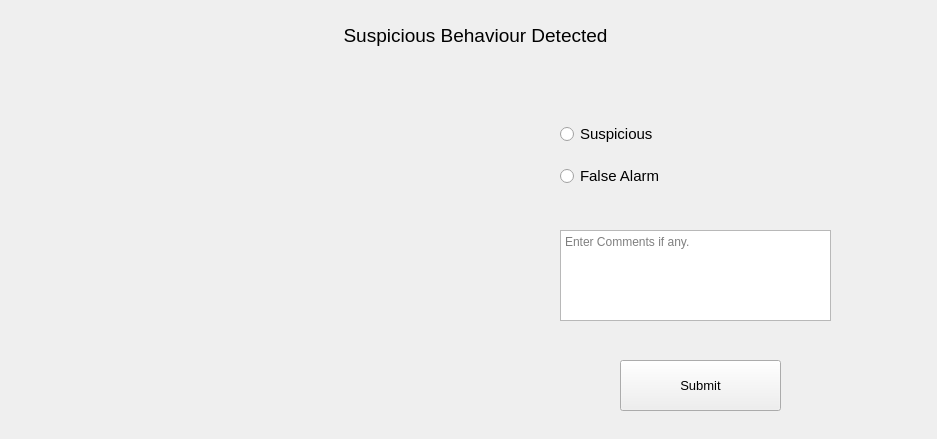
Qt form FrontEnd/Ui Files/Alert_Window.ui (Pramodsheoran599/IRIS) before a commit.
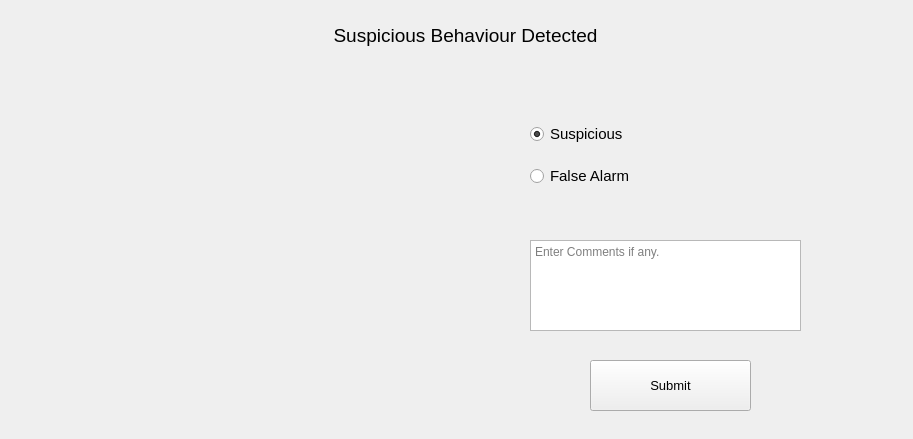
The same form after that commit. Icons and pictures are not drawn.

Commit message: 1) Implemented Alert Class 2) Implemented generate_alert function 3) Cleaned up COde

The edit to the form file:
```diff
--- a/FrontEnd/Ui Files/Alert_Window.ui
+++ b/FrontEnd/Ui Files/Alert_Window.ui
@@ -6,7 +6,7 @@
    <rect>
     <x>0</x>
     <y>0</y>
-    <width>937</width>
+    <width>913</width>
     <height>439</height>
    </rect>
   </property>
@@ -21,7 +21,7 @@
    <widget class="QLabel" name="Heading_Label">
     <property name="geometry">
      <rect>
-      <x>300</x>
+      <x>290</x>
       <y>10</y>
       <width>351</width>
       <height>51</height>
@@ -45,7 +45,7 @@
      <rect>
       <x>40</x>
       <y>80</y>
-      <width>481</width>
+      <width>451</width>
       <height>331</height>
      </rect>
     </property>
@@ -61,7 +61,7 @@
    <widget class="QLabel" name="Logo">
     <property name="geometry">
      <rect>
-      <x>750</x>
+      <x>720</x>
       <y>50</y>
       <width>151</width>
       <height>141</height>
@@ -83,7 +83,7 @@
    <widget class="QPushButton" name="Submit_Button">
     <property name="geometry">
      <rect>
-      <x>620</x>
+      <x>590</x>
       <y>360</y>
       <width>161</width>
       <height>51</height>
@@ -108,23 +108,10 @@
      <bool>false</bool>
     </property>
    </widget>
-   <widget class="QTextBrowser" name="Comment_Section">
-    <property name="geometry">
-     <rect>
-      <x>560</x>
-      <y>230</y>
-      <width>271</width>
-      <height>91</height>
-     </rect>
-    </property>
-    <property name="placeholderText">
-     <string>Enter Comments if any.</string>
-    </property>
-   </widget>
    <widget class="QWidget" name="verticalLayoutWidget">
     <property name="geometry">
      <rect>
-      <x>560</x>
+      <x>530</x>
       <y>110</y>
       <width>151</width>
       <height>91</height>
@@ -142,6 +129,9 @@
        <property name="text">
         <string>Suspicious</string>
        </property>
+       <property name="checked">
+        <bool>true</bool>
+       </property>
       </widget>
      </item>
      <item>
@@ -159,6 +149,19 @@
      </item>
     </layout>
    </widget>
+   <widget class="QPlainTextEdit" name="Comment_Section">
+    <property name="geometry">
+     <rect>
+      <x>530</x>
+      <y>240</y>
+      <width>271</width>
+      <height>91</height>
+     </rect>
+    </property>
+    <property name="placeholderText">
+     <string>Enter Comments if any.</string>
+    </property>
+   </widget>
   </widget>
  </widget>
  <resources/>
```
Left out of the diff: 5 changed lines with no effect on the pictures. The commit also changes 9 other files.
